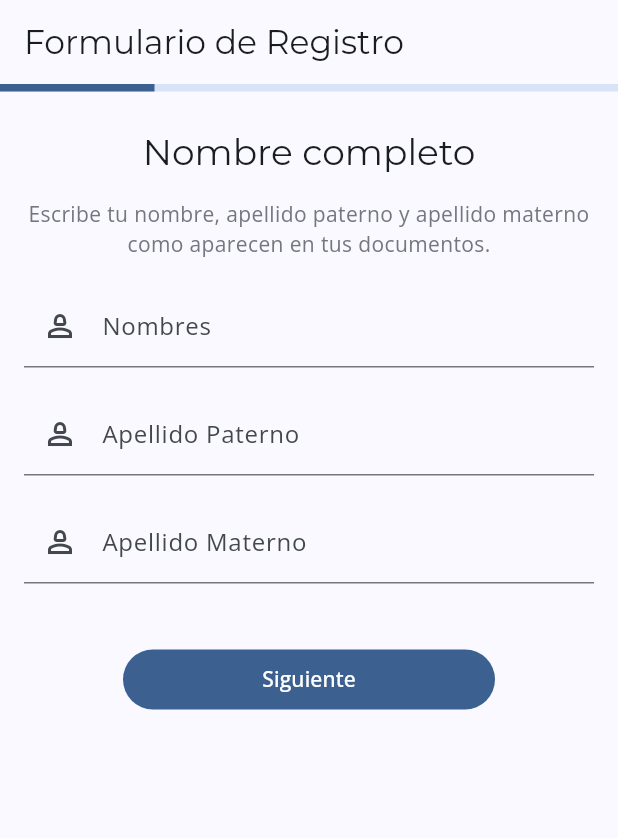
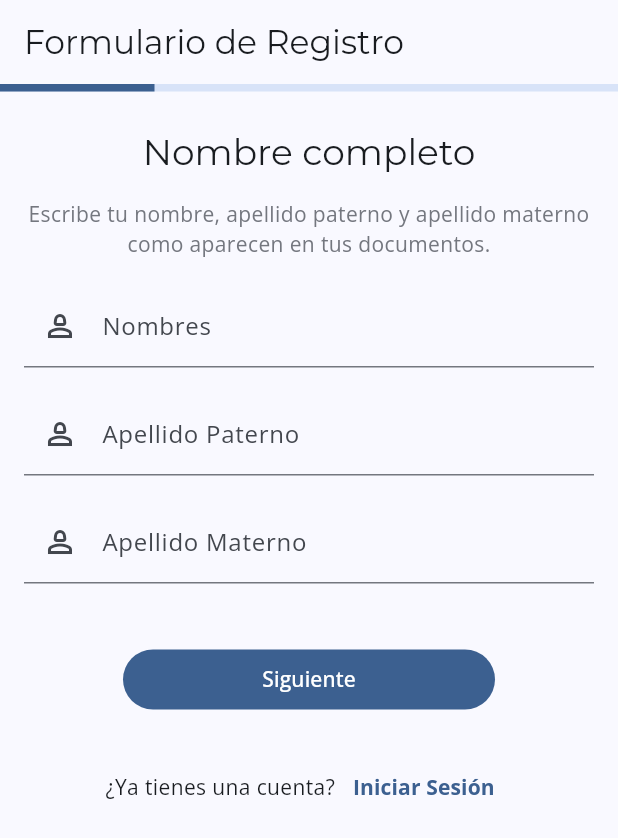
Before and after one commit to RazFernandez/club_steam_app, a Flutter app: the screen it shows after launch, on a phone screen of 412 x 824 dp. Shown: the top 838 px of the screen. Run offline on Flutter 3.47's test engine with Material 3 defaults, Android fonts, the phone set to English and light mode, and no system bars; our stand-ins replace cloud_firestore, firebase_auth, firebase_core, firebase_crashlytics, fluttertoast, google_fonts and 1 more; accounts and stored records are empty.

Commit message:
⭐ feat: now email verification is working but still needed the view for comunicating the end of this process

```diff
--- a/lib/views/login_workflow/registration_email/registration_view.dart
+++ b/lib/views/login_workflow/registration_email/registration_view.dart
@@ -12,6 +12,8 @@ import 'package:club_steam_app/widgets/Forms/registerForms/passwordSetupForm.dar
 import 'package:club_steam_app/widgets/Forms/registerForms/userTypeForm.dart';
 import 'package:club_steam_app/models/registration_user_form_data.dart';
 import 'package:club_steam_app/services/Firestores_DB/user_creationDB_service.dart';
+import 'package:club_steam_app/widgets/Buttons/redirectTextButton.dart';
+import 'package:club_steam_app/views/login_workflow/login.dart';
 
 class RegisterFormView extends StatefulWidget {
   const RegisterFormView({super.key});
@@ -114,6 +116,9 @@ class _RegisterFormViewState extends State<RegisterFormView> {
 
     if (user != null) {
       log("Usuario creado con éxito");
+
+      // Send email verification
+      await authService.sendEmailVerification();
 
       // Create the user in the database
       userCreationService
@@ -232,6 +237,21 @@ class _RegisterFormViewState extends State<RegisterFormView> {
                     ],
                   );
                 }),
+                // Register Text
+                SizedBox(height: 24),
+                Row(
+                  mainAxisAlignment: MainAxisAlignment.center,
+                  crossAxisAlignment: CrossAxisAlignment.center,
+                  children: [
+                    RedirectTextButton(
+                      navigationMode: 1,
+                      labelText: "¿Ya tienes una cuenta?",
+                      context: context,
+                      targetView: LoginView(),
+                      buttonText: "Iniciar Sesión",
+                    ),
+                  ],
+                ),
               ],
             ),
           )),
```
Also changed, not shown: lib/services/Auth/auth_service.dart (+10 -0 lines).
